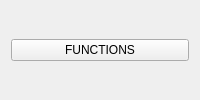
Before: the Qt Designer form src/interface/widgets/keyboardfunctions/keyboardfunctions.ui in StephaneBranly/LO21-RPN-Calculator, drawn with Qt 5.
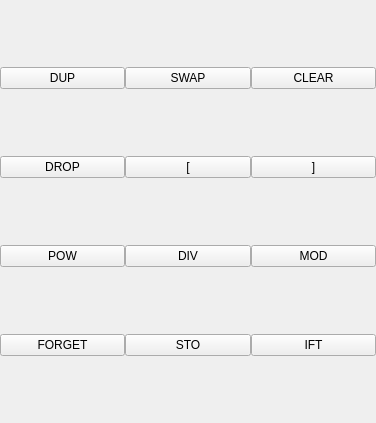
After: the same form once the commit is applied.

Commit message: add: connexion between buttons and commandLine

```diff
--- a/src/interface/widgets/keyboardfunctions/keyboardfunctions.ui
+++ b/src/interface/widgets/keyboardfunctions/keyboardfunctions.ui
@@ -6,22 +6,133 @@
    <rect>
     <x>0</x>
     <y>0</y>
-    <width>200</width>
-    <height>100</height>
+    <width>376</width>
+    <height>423</height>
    </rect>
   </property>
   <property name="windowTitle">
    <string>Form</string>
   </property>
   <layout class="QHBoxLayout" name="horizontalLayout">
+   <property name="spacing">
+    <number>0</number>
+   </property>
+   <property name="leftMargin">
+    <number>0</number>
+   </property>
+   <property name="topMargin">
+    <number>0</number>
+   </property>
+   <property name="rightMargin">
+    <number>0</number>
+   </property>
+   <property name="bottomMargin">
+    <number>0</number>
+   </property>
    <item>
     <layout class="QVBoxLayout" name="verticalLayout">
+     <property name="spacing">
+      <number>0</number>
+     </property>
      <item>
-      <widget class="QPushButton" name="pushButton">
-       <property name="text">
-        <string>FUNCTIONS</string>
-       </property>
-      </widget>
+      <layout class="QHBoxLayout" name="horizontalLayout_2">
+       <item>
+        <widget class="QPushButton" name="ButtonDUP">
+         <property name="text">
+          <string>DUP</string>
+         </property>
+        </widget>
+       </item>
+       <item>
+        <widget class="QPushButton" name="ButtonSWAP">
+         <property name="text">
+          <string>SWAP</string>
+         </property>
+        </widget>
+       </item>
+       <item>
+        <widget class="QPushButton" name="ButtonCLEAR">
+         <property name="text">
+          <string>CLEAR</string>
+         </property>
+        </widget>
+       </item>
+      </layout>
+     </item>
+     <item>
+      <layout class="QHBoxLayout" name="horizontalLayout_3">
+       <item>
+        <widget class="QPushButton" name="ButtonDROP">
+         <property name="text">
+          <string>DROP</string>
+         </property>
+        </widget>
+       </item>
+       <item>
+        <widget class="QPushButton" name="ButtonLC">
+         <property name="text">
+          <string>[</string>
+         </property>
+        </widget>
+       </item>
+       <item>
+        <widget class="QPushButton" name="ButtonRC">
+         <property name="text">
+          <string>]</string>
+         </property>
+        </widget>
+       </item>
+      </layout>
+     </item>
+     <item>
+      <layout class="QHBoxLayout" name="horizontalLayout_4">
+       <item>
+        <widget class="QPushButton" name="ButtonPOW">
+         <property name="text">
+          <string>POW</string>
+         </property>
+        </widget>
+       </item>
+       <item>
+        <widget class="QPushButton" name="ButtonDIV">
+         <property name="text">
+          <string>DIV</string>
+         </property>
+        </widget>
+       </item>
+       <item>
+        <widget class="QPushButton" name="ButtonMOD">
+         <property name="text">
+          <string>MOD</string>
+         </property>
+        </widget>
+       </item>
+      </layout>
+     </item>
+     <item>
+      <layout class="QHBoxLayout" name="horizontalLayout_5">
+       <item>
+        <widget class="QPushButton" name="ButtonFORGET">
+         <property name="text">
+          <string>FORGET</string>
+         </property>
+        </widget>
+       </item>
+       <item>
+        <widget class="QPushButton" name="ButtonSTO">
+         <property name="text">
+          <string>STO</string>
+         </property>
+        </widget>
+       </item>
+       <item>
+        <widget class="QPushButton" name="ButtonIFT">
+         <property name="text">
+          <string>IFT</string>
+         </property>
+        </widget>
+       </item>
+      </layout>
      </item>
     </layout>
    </item>
```
The commit also changes 9 other files.
